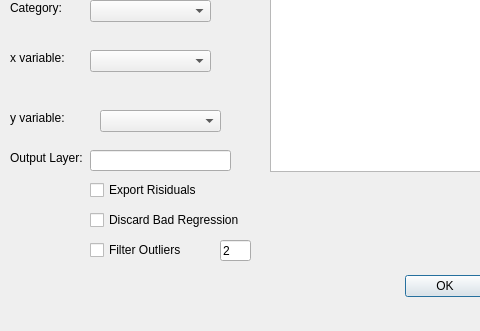
Before: the Qt Designer form trend_mapper_dialog_base.ui in russloewe/TrendMapper, drawn with Qt 5; both pictures show x 0 to 480 and y 90 to 421 of the 605 by 421 pixel window.
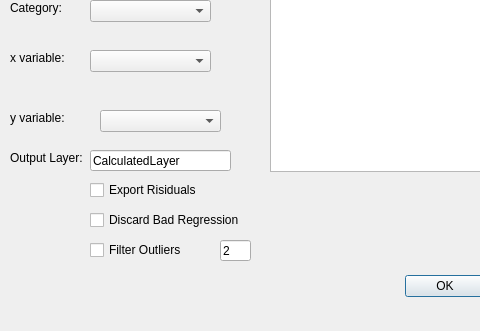
After: the same form once the commit is applied.

Commit message: added default name to output layer in dialog

The edit to the form file:
```diff
--- a/trend_mapper_dialog_base.ui
+++ b/trend_mapper_dialog_base.ui
@@ -182,6 +182,9 @@
      <height>21</height>
     </rect>
    </property>
+   <property name="text">
+    <string>CalculatedLayer</string>
+   </property>
   </widget>
   <widget class="QLabel" name="label_5">
    <property name="geometry">
```
